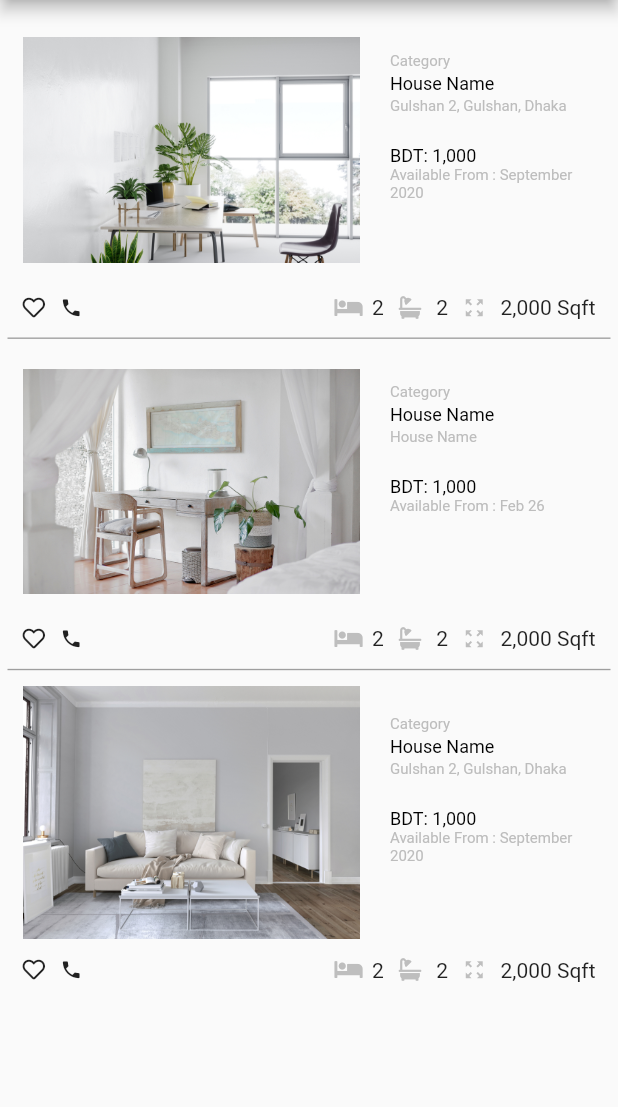
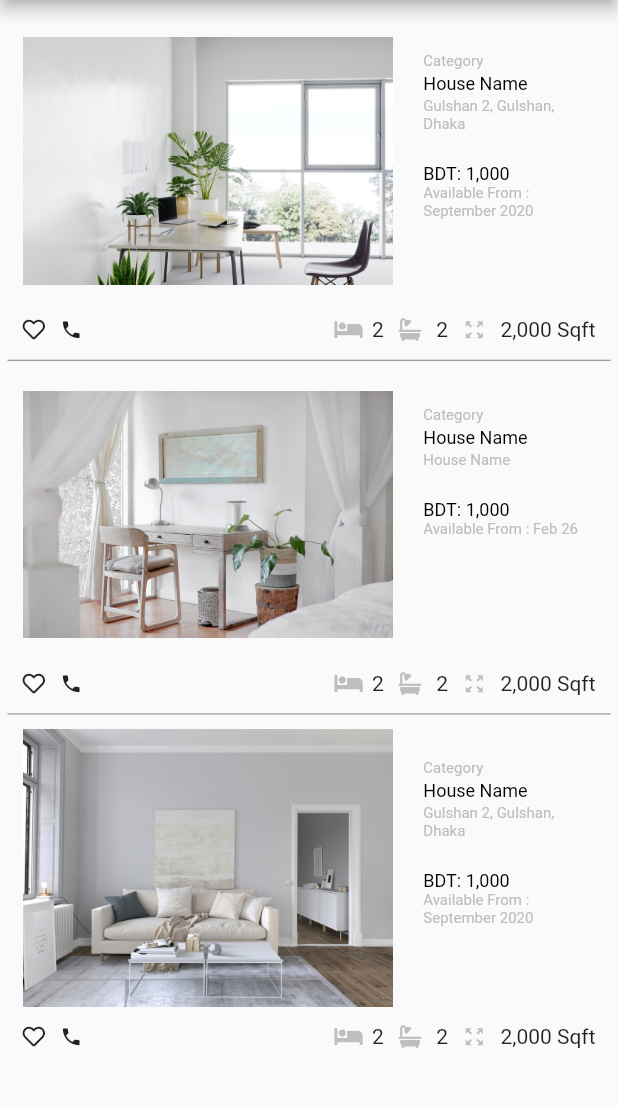
Before and after one commit to kabbo-nibir/Dream-House, a Flutter app: the screen it shows after launch, on a phone screen of 412 x 824 dp, the part 84-1191 px from its top. Run offline on Flutter 3.47's test engine with Material 2 defaults, Android fonts, the phone set to English and light mode, and no system bars; our stand-ins replace font_awesome_flutter.

Commit message:
responsive image height added

```diff
--- a/lib/Custom_List/customList.dart
+++ b/lib/Custom_List/customList.dart
@@ -29,7 +29,7 @@ class CustomListItemTwo extends StatelessWidget {
       padding: const EdgeInsets.fromLTRB(10.0, 20.0, 10.0, 0.0),
       child: Column(children: [
         SizedBox(
-          height: 150,
+          height: MediaQuery.of(context).size.height/5,
           child: Row(
             crossAxisAlignment: CrossAxisAlignment.start,
             children: <Widget>[
```
